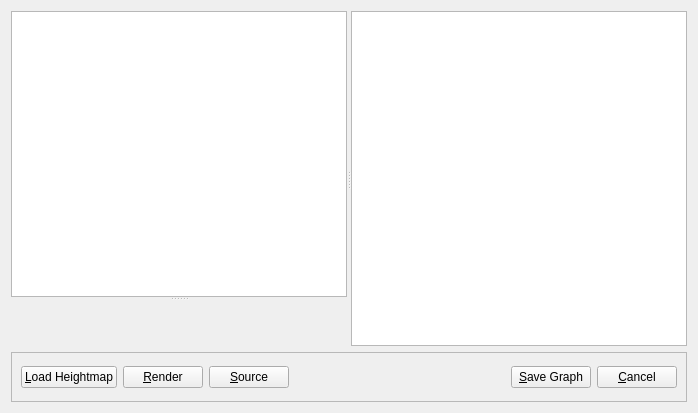
Above: editor/heightmapeditor.ui from voodooattack/ADWIF before the change. Below: the same form after it.
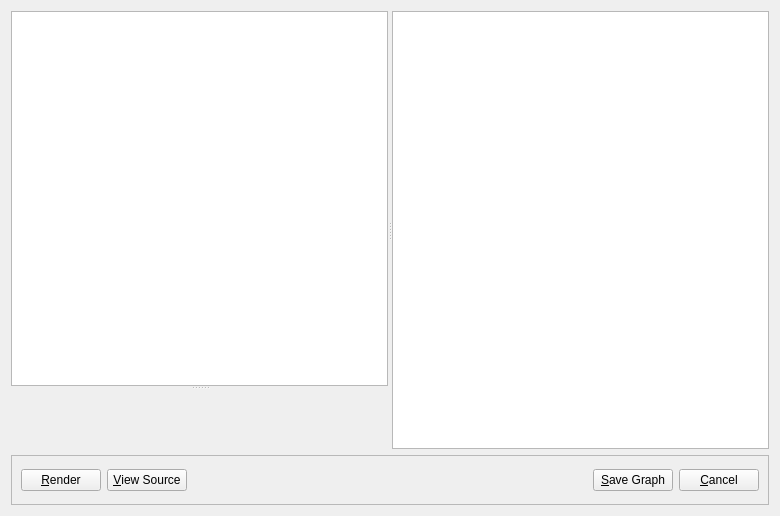
That is the form after the change. Custom widgets are drawn as their Qt base class.

Commit message: More work on the heightmap generator, added infinite scrolling.

The edit to the form file:
```diff
--- a/editor/heightmapeditor.ui
+++ b/editor/heightmapeditor.ui
@@ -6,8 +6,8 @@
    <rect>
     <x>0</x>
     <y>0</y>
-    <width>698</width>
-    <height>413</height>
+    <width>780</width>
+    <height>516</height>
    </rect>
   </property>
   <property name="windowTitle">
@@ -23,6 +23,12 @@
       <bool>false</bool>
      </property>
      <widget class="QSplitter" name="splitterSub">
+      <property name="sizePolicy">
+       <sizepolicy hsizetype="Fixed" vsizetype="Expanding">
+        <horstretch>0</horstretch>
+        <verstretch>0</verstretch>
+       </sizepolicy>
+      </property>
       <property name="minimumSize">
        <size>
         <width>256</width>
@@ -72,35 +78,28 @@
       <enum>QFrame::Raised</enum>
      </property>
      <layout class="QGridLayout" name="gridLayout_3">
-      <item row="0" column="1">
+      <item row="0" column="0">
        <widget class="QPushButton" name="buttonRender">
         <property name="text">
          <string>&amp;Render</string>
         </property>
        </widget>
       </item>
-      <item row="0" column="6">
+      <item row="0" column="5">
        <widget class="QPushButton" name="buttonCancel">
         <property name="text">
          <string>&amp;Cancel</string>
         </property>
        </widget>
       </item>
-      <item row="0" column="0">
-       <widget class="QPushButton" name="buttonLoad">
-        <property name="text">
-         <string>&amp;Load Heightmap</string>
-        </property>
-       </widget>
-      </item>
-      <item row="0" column="5">
+      <item row="0" column="4">
        <widget class="QPushButton" name="buttonSave">
         <property name="text">
          <string>&amp;Save Graph</string>
         </property>
        </widget>
       </item>
-      <item row="0" column="3">
+      <item row="0" column="2">
        <spacer name="horizontalSpacer">
         <property name="orientation">
          <enum>Qt::Horizontal</enum>
@@ -113,10 +112,10 @@
         </property>
        </spacer>
       </item>
-      <item row="0" column="2">
+      <item row="0" column="1">
        <widget class="QPushButton" name="buttonShowSrc">
         <property name="text">
-         <string>&amp;Source</string>
+         <string>&amp;View Source</string>
         </property>
        </widget>
       </item>
@@ -137,6 +136,11 @@
    <extends>QTreeView</extends>
    <header>noisegraphbuilder.hpp</header>
   </customwidget>
+  <customwidget>
+   <class>ADWIF::ScrollableGraphicsView</class>
+   <extends>QGraphicsView</extends>
+   <header>scrollablegraphicsview.hpp</header>
+  </customwidget>
  </customwidgets>
  <resources>
   <include location="../../../Desktop/dev/ADWIF/editor/resources.qrc"/>
```
Left out of the diff: 2 changed lines with no effect on the pictures. The commit also changes 10 other files.
